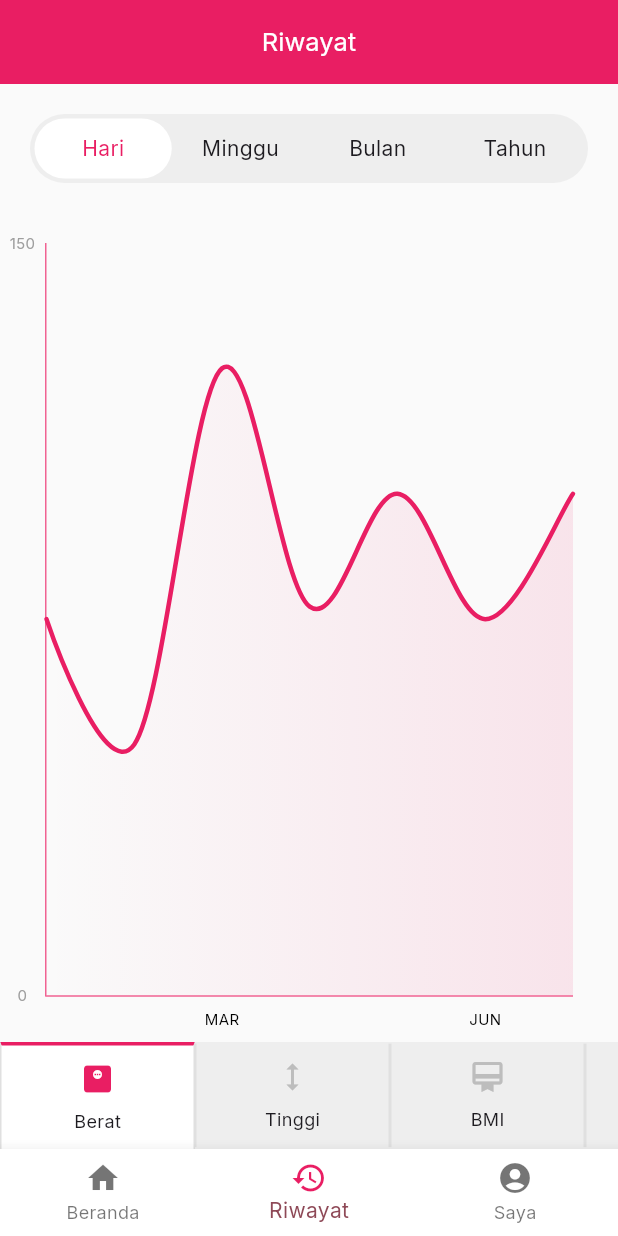
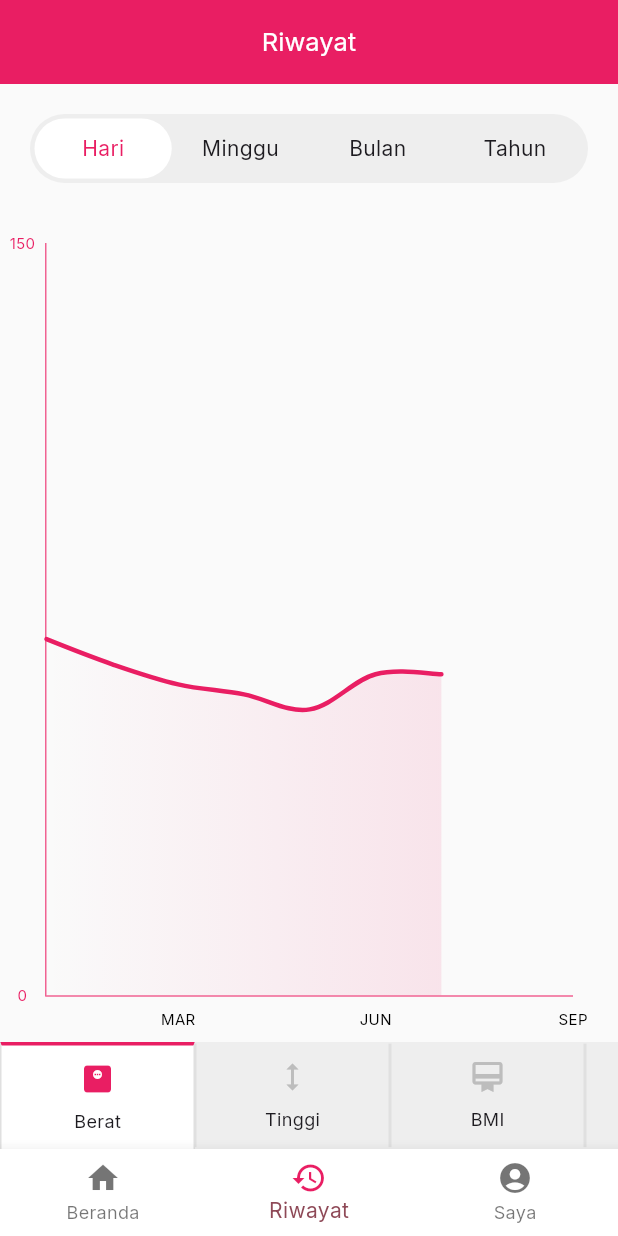
Before and after one commit to izzaalfiansyah/vitalmetrics, a Flutter app: the HistoryScreen screen opened by its route, on a phone screen of 412 x 824 dp. Run offline on Flutter 3.47's test engine with Material 3 defaults, Android fonts, the phone set to English and light mode, and no system bars; drawn by our look-alikes of fl_chart; our stand-ins replace google_fonts.

Commit message:
change max point chart

```diff
--- a/lib/pages/history.dart
+++ b/lib/pages/history.dart
@@ -143,19 +143,19 @@ class _HistoryScreenState extends State<HistoryScreen> {
 
   LineChartData mainData() {
     return LineChartData(
-      // showingTooltipIndicators: [6]
-      //     .map(
-      //       (index) => ShowingTooltipIndicators(
-      //         [
-      //           LineBarSpot(
-      //             lineBarsData[0],
-      //             lineBarsData.indexOf(lineBarsData[0]),
-      //             lineBarsData[0].spots[index],
-      //           )
-      //         ],
-      //       ),
-      //     )
-      //     .toList(),
+      showingTooltipIndicators: [6]
+          .map(
+            (index) => ShowingTooltipIndicators(
+              [
+                LineBarSpot(
+                  lineBarsData[0],
+                  lineBarsData.indexOf(lineBarsData[0]),
+                  lineBarsData[0].spots[index],
+                )
+              ],
+            ),
+          )
+          .toList(),
       lineTouchData: LineTouchData(
         enabled: true,
         handleBuiltInTouches: true,
@@ -226,9 +226,9 @@ class _HistoryScreenState extends State<HistoryScreen> {
         ),
       ),
       minX: 0,
-      maxX: 6,
+      maxX: 8,
       minY: 0,
-      maxY: 6,
+      maxY: 150,
       lineBarsData: lineBarsData,
     );
   }
@@ -236,13 +236,13 @@ class _HistoryScreenState extends State<HistoryScreen> {
   final lineBarsData = [
     LineChartBarData(
       spots: const [
-        FlSpot(0, 3),
-        FlSpot(1, 2),
-        FlSpot(2, 5),
-        FlSpot(3, 3.1),
-        FlSpot(4, 4),
-        FlSpot(5, 3),
-        FlSpot(6, 4),
+        FlSpot(0, 71),
+        FlSpot(1, 66),
+        FlSpot(2, 62),
+        FlSpot(3, 60),
+        FlSpot(4, 57),
+        FlSpot(5, 64),
+        FlSpot(6, 64),
       ],
       isCurved: true,
       gradient: LinearGradient(
@@ -295,14 +295,14 @@ class _HistoryScreenState extends State<HistoryScreen> {
   Widget leftTitleWidgets(double value, TitleMeta meta) {
     final style = TextStyle(
       fontSize: 10,
-      color: Colors.grey.shade500,
+      color: cPrimary,
     );
     String text;
     switch (value.toInt()) {
       case 0:
         text = '0';
         break;
-      case 6:
+      case 150:
         text = '150';
         break;
       default:
```
